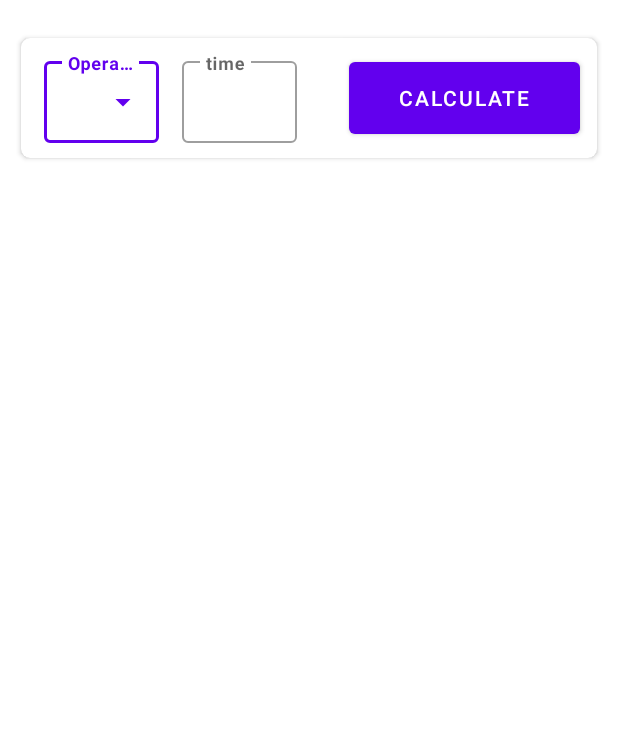
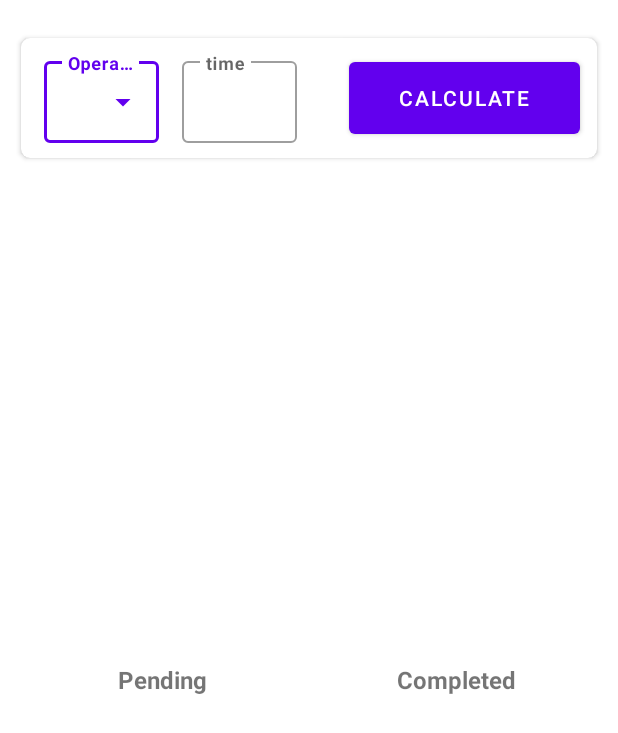
Before and after one commit to SayedArfa/MathEngineService, an Android app: the layout activity_main.xml on its own in the app's theme, with its tools: preview values and no code run, on a phone screen of 412 x 824 dp. Shown: the top 733 px of the screen. Run offline under Robolectric (Android 15) with nearby library versions, the phone set to English and light mode, and no system bars.

Commit message:
show pending and completed equation requests

```diff
--- a/app/src/main/res/layout/activity_main.xml
+++ b/app/src/main/res/layout/activity_main.xml
@@ -83,6 +83,30 @@
         app:layout_constraintHeight_percent="0.4"
         app:layout_constraintTop_toBottomOf="@id/equationCard" />
 
+    <TextView
+        android:id="@+id/pendingRequestTitle"
+        android:layout_width="0dp"
+        android:layout_height="wrap_content"
+        android:gravity="center"
+        android:text="Pending"
+        android:textSize="16sp"
+        android:textStyle="bold"
+        app:layout_constraintStart_toStartOf="parent"
+        app:layout_constraintTop_toBottomOf="@id/numbersRecyclerView"
+        app:layout_constraintWidth_percent="0.5" />
+
+    <TextView
+        android:id="@+id/completedRequestTitle"
+        android:layout_width="0dp"
+        android:layout_height="wrap_content"
+        android:gravity="center"
+        android:text="Completed"
+        android:textSize="16sp"
+        android:textStyle="bold"
+        app:layout_constraintEnd_toEndOf="parent"
+        app:layout_constraintTop_toBottomOf="@id/numbersRecyclerView"
+        app:layout_constraintWidth_percent="0.5" />
+
     <androidx.recyclerview.widget.RecyclerView
         android:id="@+id/pendingRequest"
         android:layout_width="0dp"
@@ -90,7 +114,7 @@
         android:layout_marginTop="10dp"
         app:layout_constraintBottom_toBottomOf="parent"
         app:layout_constraintStart_toStartOf="parent"
-        app:layout_constraintTop_toBottomOf="@id/numbersRecyclerView"
+        app:layout_constraintTop_toBottomOf="@id/pendingRequestTitle"
         app:layout_constraintWidth_percent="0.5" />
 
     <androidx.recyclerview.widget.RecyclerView
@@ -100,6 +124,6 @@
         android:layout_marginTop="10dp"
         app:layout_constraintBottom_toBottomOf="parent"
         app:layout_constraintEnd_toEndOf="parent"
-        app:layout_constraintTop_toBottomOf="@id/numbersRecyclerView"
+        app:layout_constraintTop_toBottomOf="@id/completedRequestTitle"
         app:layout_constraintWidth_percent="0.5" />
 </androidx.constraintlayout.widget.ConstraintLayout>
```
Also changed, not shown: app/src/main/java/com/sarfa/mathengineservice/presentation/main/EquationRequestAdapter.kt (added, +59 -0 lines), app/src/main/java/com/sarfa/mathengineservice/presentation/main/MainActivity.kt (+28 -35 lines), app/src/main/java/com/sarfa/mathengineservice/services/MathEngineService.kt (+6 -1 lines), app/src/main/res/layout/equtation_item.xml (added, +17 -0 lines).
